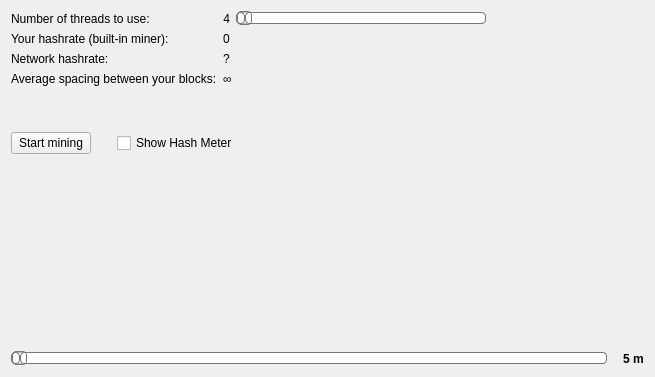
First picture: the form in src/qt/forms/miningpage.ui, repository duality-solutions/Dynamic, before the edit.
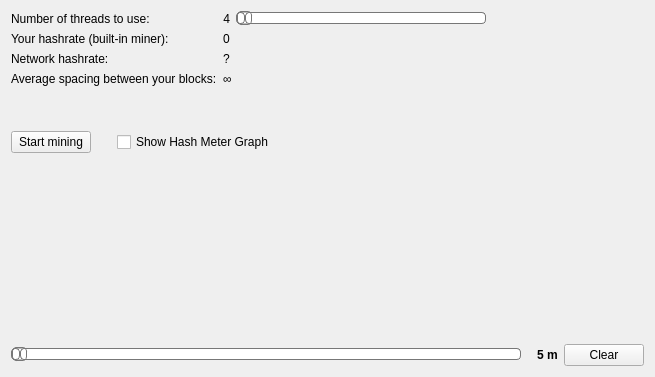
Second picture: the form after the edit. Custom widgets are drawn as their Qt base class.

Commit message: Add clear miner hash rate data button - do not clear when start and stop or show checkbox - added Graph to Hash Rate Meter label

What changed in the file:
```diff
--- a/src/qt/forms/miningpage.ui
+++ b/src/qt/forms/miningpage.ui
@@ -201,7 +201,7 @@
      <item>
       <widget class="QCheckBox" name="checkBoxShowGraph">
        <property name="text">
-        <string>Show Hash Meter</string>
+        <string>Show Hash Meter Graph</string>
        </property>
       </widget>
      </item>
@@ -350,6 +350,13 @@
        </property>
       </widget>
      </item>
+     <item>
+      <widget class="QPushButton" name="pushButtonClearData">
+       <property name="text">
+        <string>Clear</string>
+       </property>
+      </widget>
+     </item>
     </layout>
    </item>
   </layout>
```
The commit also changes 4 other files.
